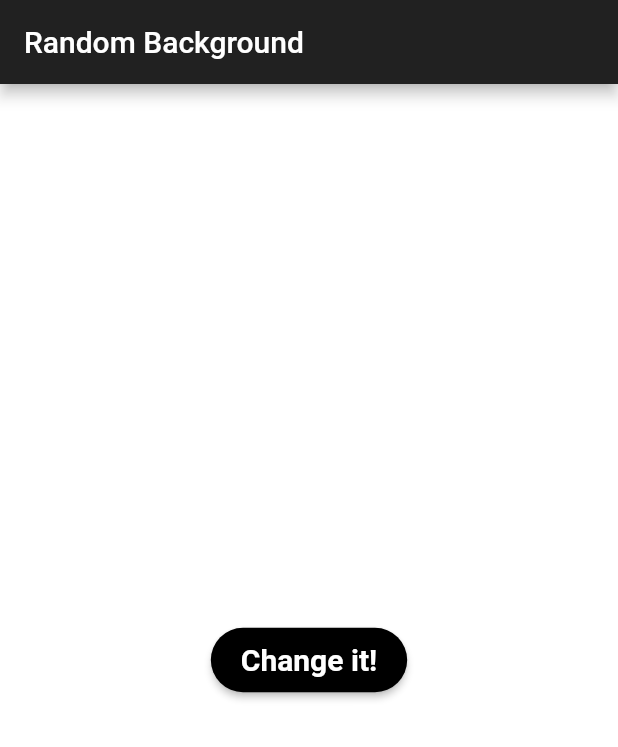
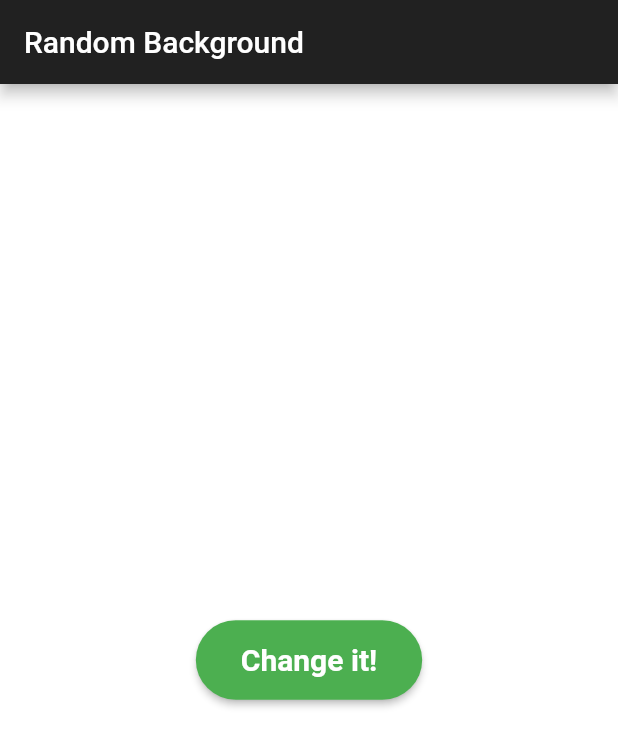
Before and after one commit to Veer11WP/flutter_exercise, a Flutter app: the screen it shows after launch, on a phone screen of 412 x 824 dp. Shown: the top 747 px of the screen. Run offline on Flutter 3.47's test engine with Material 2 defaults, Android fonts, the phone set to English and light mode, and no system bars.

Commit message:
flutter app 4 rand bg color btn and body

```diff
--- a/lib/main.dart
+++ b/lib/main.dart
@@ -48,12 +48,13 @@ class _HomePageState extends State<HomePage> {
 
   @override
   Widget build(BuildContext context) {
+    var btnbgcrandom = Random().nextInt(colors.length);
     return Container(
       color: currentColor,
       child: Center(
         child: RaisedButton(
-          color: Colors.black,
-          padding: EdgeInsets.fromLTRB(20.0, 10.0, 20.0, 10.0),
+          color: colors[btnbgcrandom],
+          padding: EdgeInsets.fromLTRB(30.0, 15.0, 30.0, 15.0),
           child: Text("Change it!",
             style: TextStyle(
               fontSize: 20,
```
